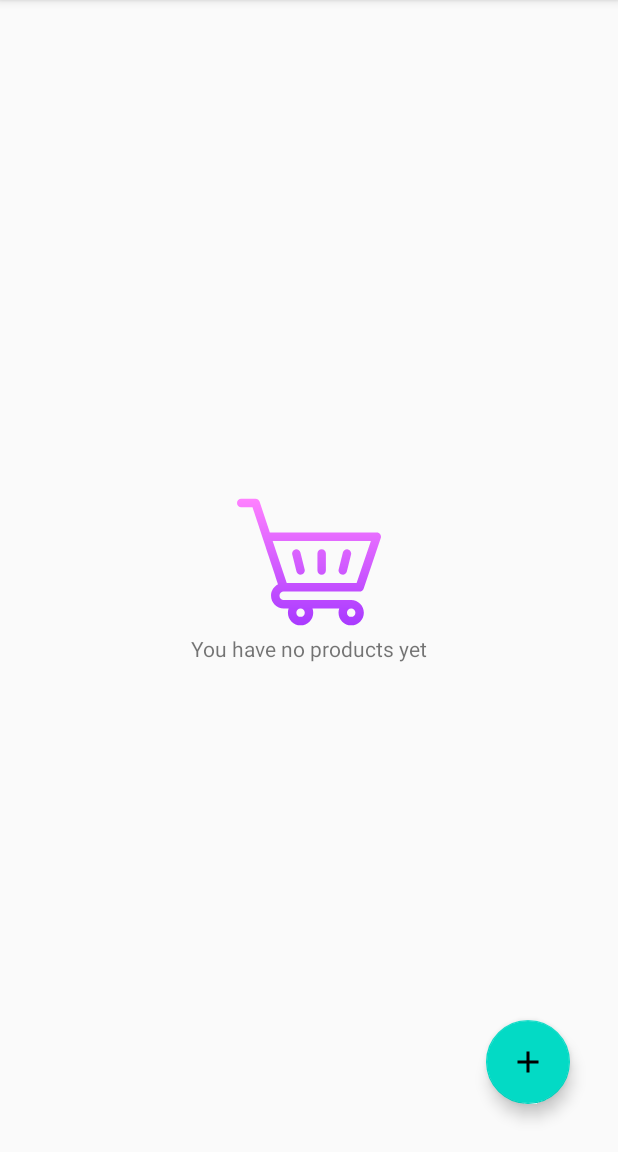
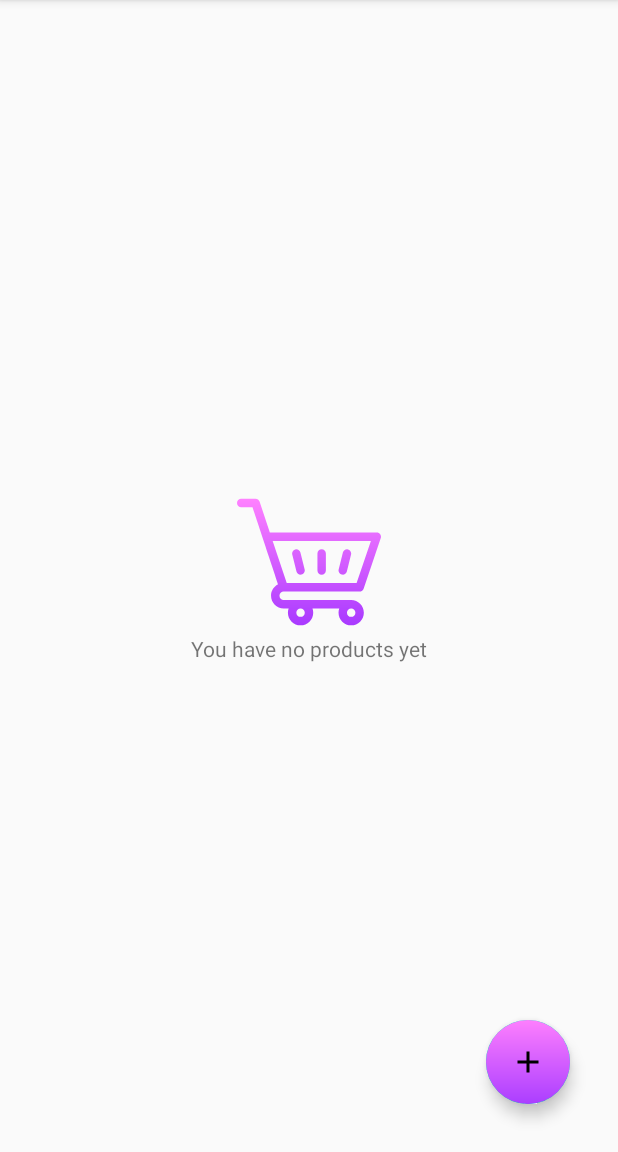
Before and after one commit to firassobaid/ShoppingList, an Android app: the screen it shows after launch (MainActivity), on a phone screen of 412 x 824 dp, the part 84-1236 px from its top. Run offline under Robolectric (Android 15) with nearby library versions, the phone set to English and light mode, and no system bars; our stand-ins replace Room's generated code, Timber, data binding; 1 statement that could not run was skipped.

```diff
--- /dev/null
+++ b/app/src/main/res/drawable/fab_bg.xml
@@ -0,0 +1,23 @@
+<?xml version="1.0" encoding="utf-8"?>
+<layer-list xmlns:android="http://schemas.android.com/apk/res/android">
+    <item>
+        <shape android:shape="oval">
+
+            <size
+                android:width="56dp"
+                android:height="56dp" />
+
+            <gradient
+                android:angle="270"
+                android:endColor="#ab3eff"
+                android:startColor="#fd7ffe"
+                android:type="linear" />
+        </shape>
+
+    </item>
+
+    <item
+        android:drawable="@drawable/ic_fab_add"
+        android:gravity="center" />
+
+</layer-list>
--- a/app/src/main/res/layout/fragment_shopping_list.xml
+++ b/app/src/main/res/layout/fragment_shopping_list.xml
@@ -57,9 +57,9 @@
             android:layout_marginEnd="32dp"
             android:layout_marginBottom="32dp"
             android:onClick="@{() -> shoppingListViewModel.onFabPress()}"
+            android:src="@drawable/fab_bg"
             app:layout_constraintBottom_toBottomOf="parent"
-            app:layout_constraintEnd_toEndOf="parent"
-            app:srcCompat="@drawable/ic_fab_add" />
+            app:layout_constraintEnd_toEndOf="parent" />
 
     </androidx.constraintlayout.widget.ConstraintLayout>
 </layout>
--- a/app/src/main/res/values/colors.xml
+++ b/app/src/main/res/values/colors.xml
@@ -3,4 +3,5 @@
   <color name="colorPrimary">#6200EE</color>
   <color name="colorPrimaryDark">#3700B3</color>
   <color name="colorAccent">#03DAC5</color>
+  <color name="shoppingListFabColor">#e46bff</color>
 </resources>
--- /dev/null
+++ b/app/src/main/res/values/dimens.xml
@@ -0,0 +1,4 @@
+<?xml version="1.0" encoding="utf-8"?>
+<resources xmlns:tools="http://schemas.android.com/tools">
+    <dimen name="design_fab_image_size" tools:override="true">56dp</dimen>
+</resources>
```
Also changed, not shown: app/src/main/res/drawable/delete_fab_bg.xml (added, +23 -0 lines), app/src/main/res/drawable/done_fab_bg.xml (added, +23 -0 lines), app/src/main/res/drawable/ic_delete_black.xml (added, +9 -0 lines), app/src/main/res/drawable/ic_done_black.xml (added, +9 -0 lines), app/src/main/res/layout/fragment_add_product.xml (+4 -4 lines), app/src/main/res/layout/fragment_details.xml (+4 -4 lines).
